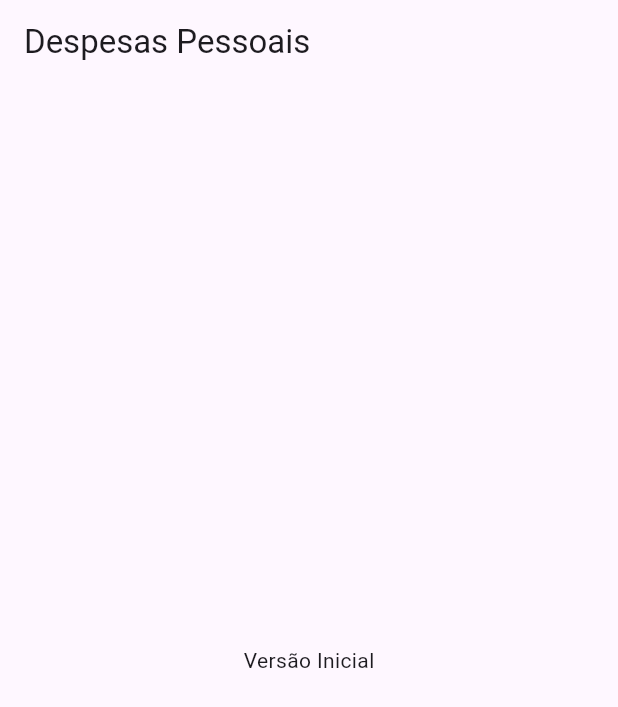
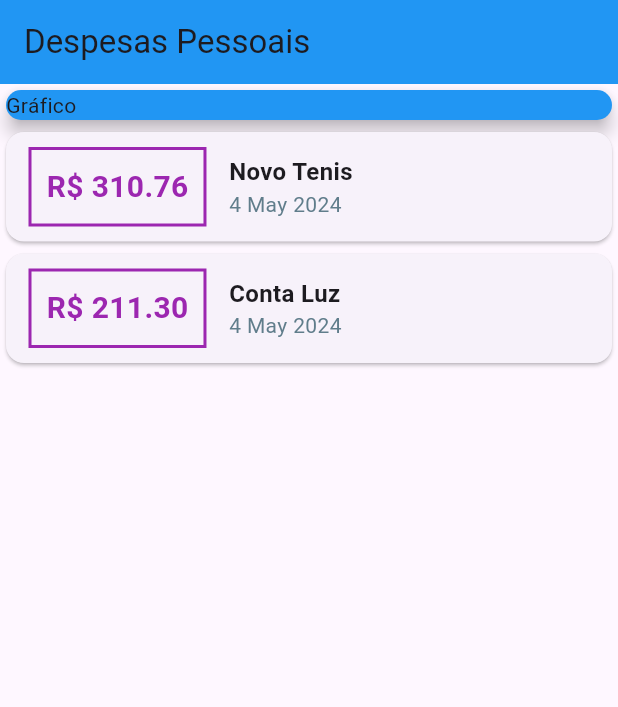
Before and after one commit to franklinrosa/Despesas_Pessoais, a Flutter app: the screen it shows after launch, on a phone screen of 412 x 824 dp. Shown: the top 707 px of the screen. Run offline on Flutter 3.47's test engine with Material 3 defaults, Android fonts, the phone set to English and light mode, and no system bars.

```diff
--- a/expenses/lib/main.dart
+++ b/expenses/lib/main.dart
@@ -1,28 +1,112 @@
+import 'package:expenses/models/transaction.dart';
 import 'package:flutter/material.dart';
+import 'package:intl/intl.dart';
 
-main() => runApp(const ExpensesApp());
+void main() {
+  runApp(
+    const MaterialApp(
+      home: ExpensesApp(),
+    ),
+  );
+}
 
 class ExpensesApp extends StatelessWidget {
   const ExpensesApp({super.key});
 
   @override
   Widget build(BuildContext context) {
-    return const MaterialApp(home: MyHomePage());
+    return MaterialApp(home: MyHomePage());
   }
 }
 
 class MyHomePage extends StatelessWidget {
-  const MyHomePage({super.key});
+  MyHomePage({super.key});
+
+  final _transaction = [
+    Transaction(
+      id: 't1',
+      title: 'Novo Tenis',
+      value: 310.76,
+      date: DateTime.now(),
+    ),
+    Transaction(
+      id: 't2',
+      title: 'Conta Luz',
+      value: 211.30,
+      date: DateTime.now(),
+    ),
+  ];
 
   @override
   Widget build(BuildContext context) {
     return Scaffold(
-      appBar: AppBar(
-        title: const Text('Despesas Pessoais'),
-      ),
-      body: const Center(
-        child: Text("Versão Inicial"),
-      ),
-    );
+        appBar: AppBar(
+          title: const Text('Despesas Pessoais'),
+          backgroundColor: Colors.blue,
+        ),
+        body: Column(
+          //mainAxisAlignment: MainAxisAlignment.spaceAround,
+          crossAxisAlignment: CrossAxisAlignment.stretch,
+          children: [
+            Container(
+              child: const Card(
+                color: Colors.blue,
+                elevation: 5,
+                child: Text('Gráfico'),
+              ),
+            ),
+            Column(
+              //função map para mostrar os elementos da lista _transaction
+              children: _transaction.map((tr) {
+                return Card(
+                  child: Row(
+                    children: [
+                      Container(
+                        //envolvido em Container para dar efeitos visuais
+                        margin: const EdgeInsets.symmetric(
+                          horizontal: 15,
+                          vertical: 10,
+                        ),
+                        decoration: BoxDecoration(
+                            border: Border.all(
+                          color: Colors.purple,
+                          width: 2,
+                        )),
+                        padding: const EdgeInsets.all(10),
+                        child: Text(
+                          'R\$ ${tr.value.toStringAsFixed(2)}',
+                          style: const TextStyle(
+                            fontWeight: FontWeight.bold,
+                            fontSize: 20,
+                            color: Colors.purple,
+                          ),
+                        ),
+                      ),
+                      Column(
+                        crossAxisAlignment: CrossAxisAlignment.start,
+                        children: [
+                          Text(
+                            tr.title,
+                            style: const TextStyle(
+                              fontSize: 16,
+                              fontWeight: FontWeight.bold,
+                            ),
+                          ),
+                          Text(
+                            //data formatada com intl
+                            DateFormat('d MMM y').format(tr.date),
+                            style: const TextStyle(
+                              color: Colors.blueGrey,
+                            ),
+                          ),
+                        ],
+                      ),
+                    ],
+                  ),
+                );
+              }).toList(),
+            ),
+          ],
+        ));
   }
 }
--- /dev/null
+++ b/expenses/lib/models/transaction.dart
@@ -0,0 +1,13 @@
+class Transaction {
+  final String id;
+  final String title;
+  final double value;
+  final DateTime date;
+
+  Transaction({
+    required this.id,
+    required this.title,
+    required this.value,
+    required this.date,
+  });
+}
--- a/expenses/pubspec.yaml
+++ b/expenses/pubspec.yaml
@@ -35,6 +35,7 @@ dependencies:
   # The following adds the Cupertino Icons font to your application.
   # Use with the CupertinoIcons class for iOS style icons.
   cupertino_icons: ^1.0.2
+  intl: ^0.19.0
 
 dev_dependencies:
   flutter_test:
```
Also changed, not shown: expenses/pubspec.lock.
